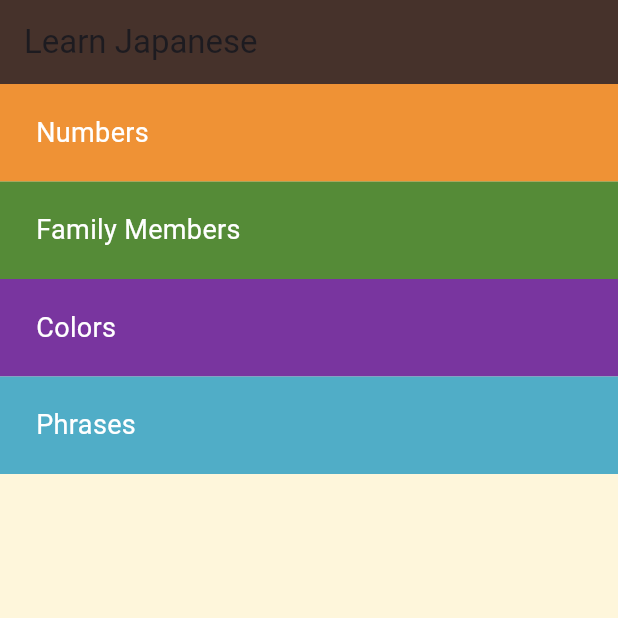
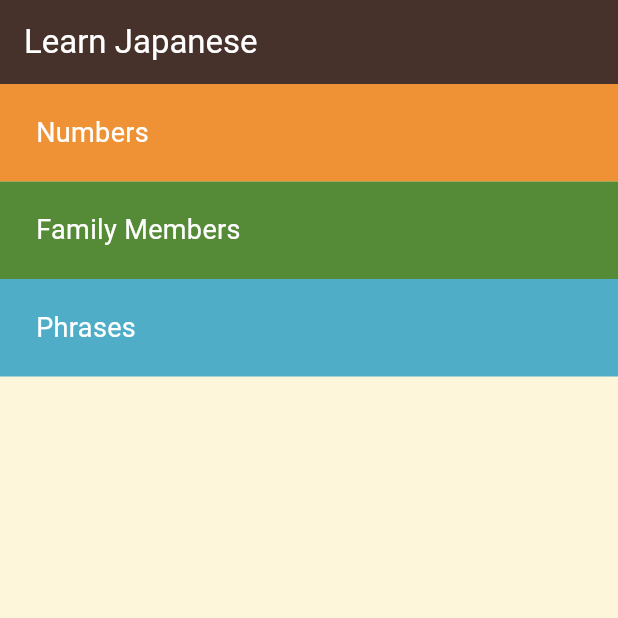
Before and after one commit to MohamedJamaal/Language-App, a Flutter app: the screen it shows after launch, on a phone screen of 412 x 824 dp, the top half of it. Run offline on Flutter 3.47's test engine with Material 3 defaults, Android fonts, the phone set to English and light mode, and no system bars; our stand-ins replace audioplayers.

Commit message:
last modify

```diff
--- a/japanes_app/lib/screens/home_page.dart
+++ b/japanes_app/lib/screens/home_page.dart
@@ -12,8 +12,11 @@ class HomePage extends StatelessWidget {
     return Scaffold(
       backgroundColor: const Color(0xffFEF6DB),
       appBar: AppBar(
-        title: const Text('Learn Japanese'),
         backgroundColor: const Color(0xff46322B),
+        title: const Text(
+          'Learn Japanese',
+          style: TextStyle(color: Colors.white),
+        ),
       ),
       body: Column(
         children: [
@@ -46,20 +49,6 @@ class HomePage extends StatelessWidget {
             },
           ),
           Category(
-            text: ('Colors'),
-            color: const Color(0xff79359F),
-            // onTap: () {
-            //   Navigator.push(
-            //     context,
-            //     MaterialPageRoute(
-            //       builder: (context) {
-            //         return const PhrasesPage();
-            //       },
-            //     ),
-            //   );
-            // },
-          ),
-          Category(
             text: ('Phrases'),
             color: const Color(0xff50ADC7),
             onTap: () {
```
